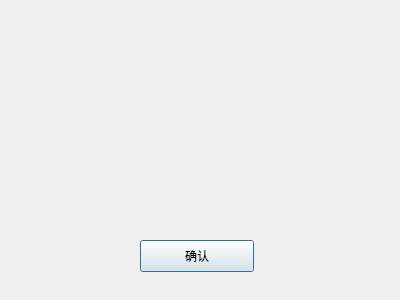
This is Main_Pro/lose.ui in ZaoHan415/GamePro as Qt 5 draws it before an edit. The edited form follows.
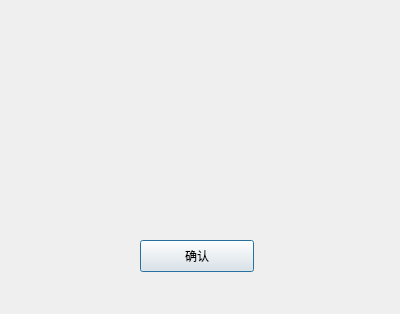
This is the edited form. Icons and pictures are not drawn.

What changed in the file:
```diff
--- a/Main_Pro/lose.ui
+++ b/Main_Pro/lose.ui
@@ -7,7 +7,7 @@
     <x>0</x>
     <y>0</y>
     <width>400</width>
-    <height>300</height>
+    <height>314</height>
    </rect>
   </property>
   <property name="windowTitle">
```
Left out of the diff: 16 changed lines with no effect on the pictures.
